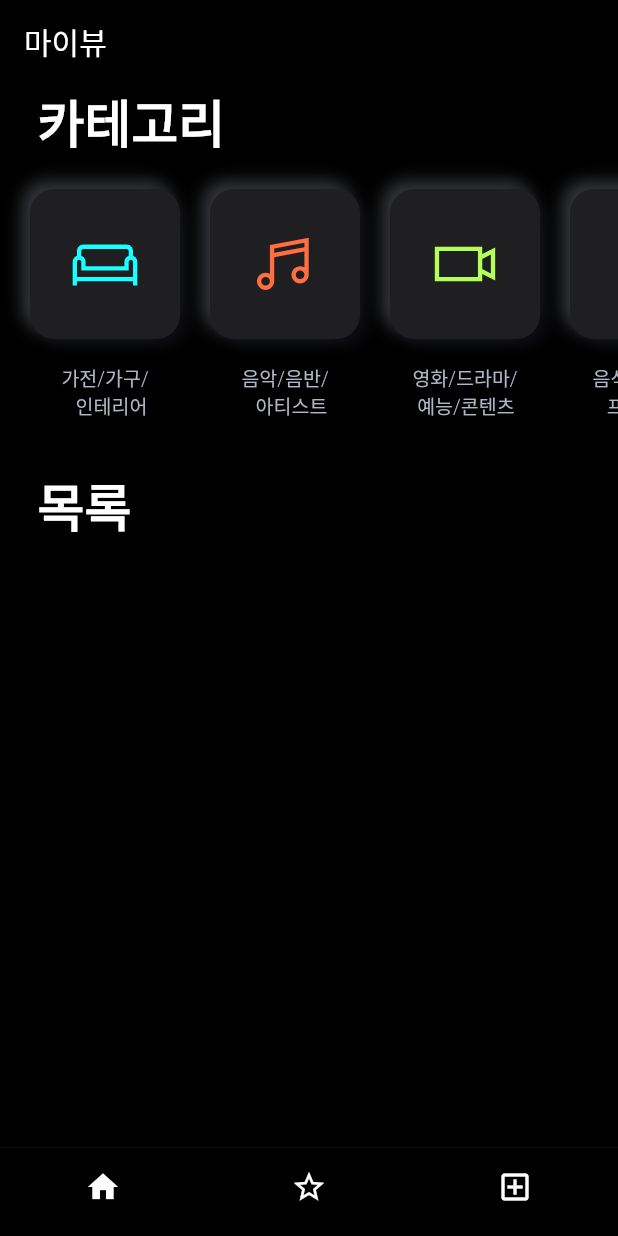
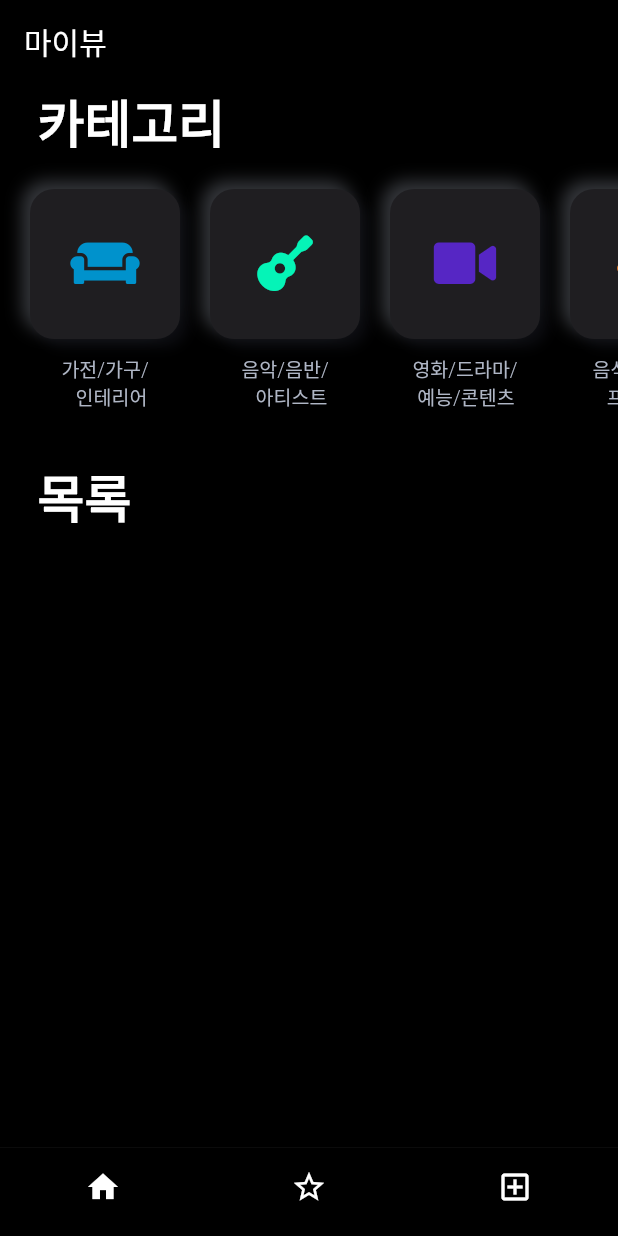
Before and after one commit to super1947/flutter_my_view_app, a Flutter app: the screen it shows after launch, on a phone screen of 412 x 824 dp. Run offline on Flutter 3.47's test engine with Material 2 defaults, Android fonts, the light colour scheme and no system bars; our stand-ins replace flutter_rating_bar, font_awesome_flutter, get, get_it, image_picker, line_icons and 1 more; generated files the repository leaves out were written again.

Commit message:
20210601 06:08

```diff
--- a/lib/data/myreview.dart
+++ b/lib/data/myreview.dart
@@ -10,6 +10,7 @@ class MyReview extends Table {
   TextColumn? get categoryDetail => text().withLength(min: 1, max: 30)();
   TextColumn? get title => text().withLength(min: 1, max: 30)();
   TextColumn? get content => text()();
+  // BlobColumn? get image => blob()();
   DateTimeColumn? get createdAt =>
       dateTime().withDefault(Constant(DateTime.now()))();
 }
--- a/lib/screens/home_screen.dart
+++ b/lib/screens/home_screen.dart
@@ -3,8 +3,8 @@ import 'package:app/data/database.dart';
 import 'package:app/data/myreview.dart';
 import 'package:app/style.dart';
 import 'package:flutter/material.dart';
+import 'package:font_awesome_flutter/font_awesome_flutter.dart';
 import 'package:get_it/get_it.dart';
-import 'package:line_icons/line_icons.dart';
 // import "package:collection/collection.dart";
 
 class HomeScreen extends StatefulWidget {
@@ -37,6 +37,7 @@ class _HomeScreenState extends State<HomeScreen> {
                     itemBuilder: (_, index) {
                       final item = data[index];
                       return MyReviewCard(
+                        // image: item.image,
                         stars: item.stars,
                         category: item.category,
                         categoryDetail: item.categoryDetail,
@@ -103,17 +104,20 @@ class _HomeScreenState extends State<HomeScreen> {
                       mainAxisAlignment: MainAxisAlignment.spaceBetween,
                       crossAxisAlignment: CrossAxisAlignment.center,
                       children: [
-                        _buildCategoryCard(LineIcons.couch, Colors.cyanAccent,
-                            '가전/가구/\n\   인테리어'),
+                        _buildCategoryCard(FontAwesomeIcons.couch,
+                            Color(0xff0092cc), '가전/가구/\n\   인테리어'),
                         SizedBox(width: 20),
-                        _buildCategoryCard(LineIcons.music,
-                            Colors.deepOrangeAccent, '음악/음반/\n   아티스트'),
+                        _buildCategoryCard(FontAwesomeIcons.guitar,
+                            Color(0xff05F4B7), '음악/음반/\n   아티스트'),
                         SizedBox(width: 20),
-                        _buildCategoryCard(LineIcons.video,
-                            Colors.lightGreenAccent, '영화/드라마/\n 예능/콘텐츠'),
+                        _buildCategoryCard(FontAwesomeIcons.video,
+                            Color(0xff5626C4), '영화/드라마/\n 예능/콘텐츠'),
                         SizedBox(width: 20),
-                        _buildCategoryCard(LineIcons.hamburger,
-                            Colors.deepPurpleAccent, '음식/음식점/\n   프랜차이즈'),
+                        _buildCategoryCard(FontAwesomeIcons.hamburger,
+                            Color(0xffFB8122), '음식/음식점/\n   프랜차이즈'),
+                        SizedBox(width: 20),
+                        _buildCategoryCard(FontAwesomeIcons.solidCommentDots,
+                            Color(0xffFA255E), '기타'),
                       ],
                     ),
                   ),
@@ -149,7 +153,7 @@ Widget _buildCategoryCard(icon, color, title) {
       Container(
         height: 100.0,
         width: 100.0,
-        margin: EdgeInsets.only(bottom: 16.0),
+        margin: EdgeInsets.only(bottom: 10.0),
         decoration: BoxDecoration(
             color: Color(0xff1f1e21),
             borderRadius: BorderRadius.circular(16),
@@ -167,10 +171,10 @@ Widget _buildCategoryCard(icon, color, title) {
                 blurRadius: 6,
               )
             ]),
-        child: Center(
+        child: Container(
           child: Icon(
             icon,
-            size: 46,
+            size: 37,
             color: color,
           ),
         ),
--- a/pubspec.yaml
+++ b/pubspec.yaml
@@ -32,6 +32,8 @@ dependencies:
   flutter_rating_bar: ^4.0.0
   flutter_svg: ^0.22.0
   line_icons: ^2.0.1
+  font_awesome_flutter: ^9.0.0
+  image_picker: ^0.7.5+3
 
   # The following adds the Cupertino Icons font to your application.
   # Use with the CupertinoIcons class for iOS style icons.
```
Also changed, not shown: lib/components/myreview_card.dart (+11 -0 lines), lib/screens/write_screen.dart (+72 -0 lines), pubspec.lock, 1 other file.
